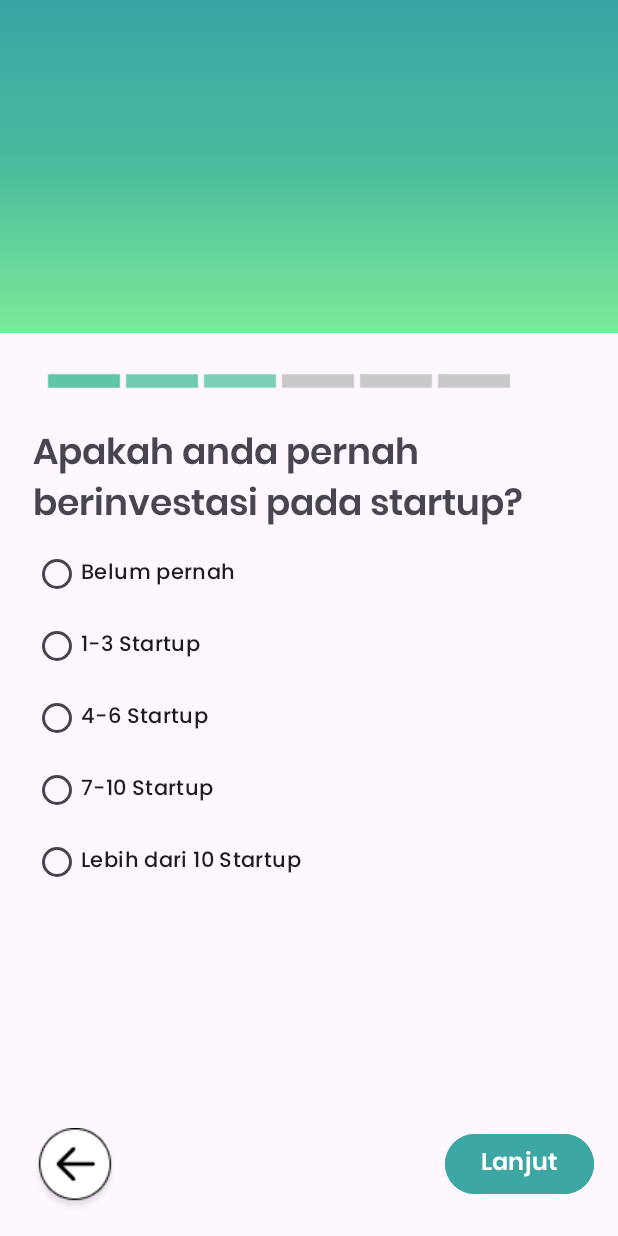
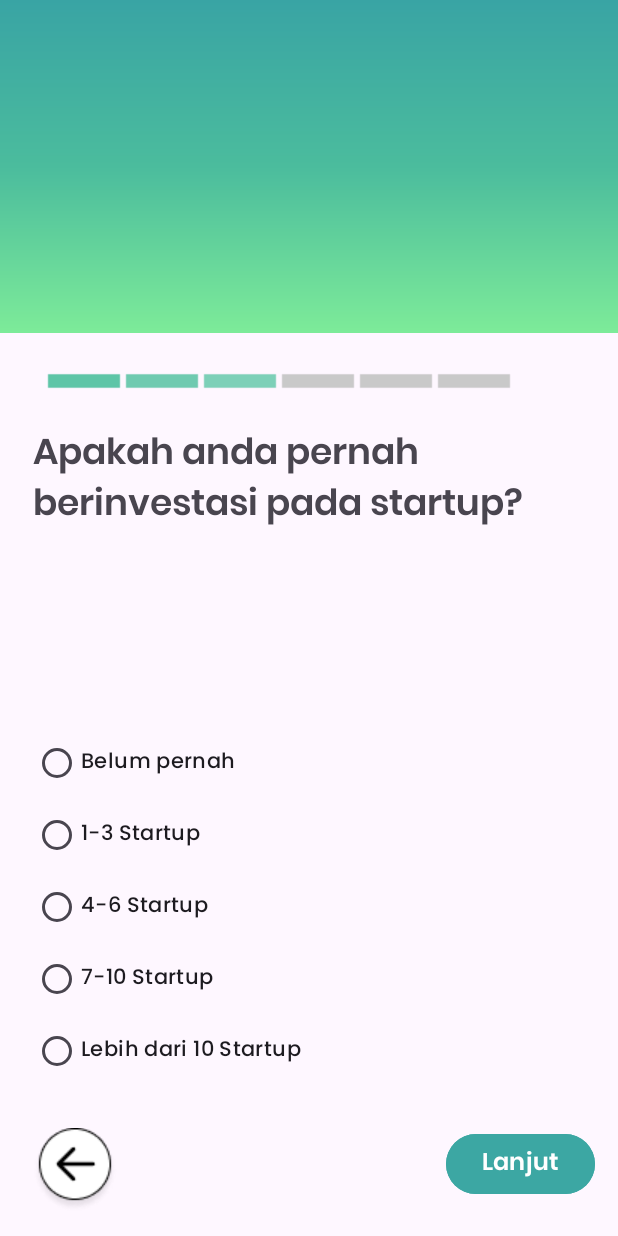
Before and after one commit to raihanghafar/FundUp, an Android app: the layout activity_investor_question3.xml on its own in the app's theme, with its tools: preview values and no code run, on a phone screen of 412 x 824 dp. Run offline under Robolectric (Android 15) with nearby library versions, the phone set to English and light mode, and no system bars.

Commit message:
Minor changes

```diff
--- a/app/src/main/res/layout/activity_investor_question3.xml
+++ b/app/src/main/res/layout/activity_investor_question3.xml
@@ -28,11 +28,12 @@
     <TextView
         android:id="@+id/questionTimes"
         android:layout_width="0dp"
-        android:layout_height="77dp"
+        android:layout_height="0dp"
         android:layout_marginTop="14dp"
         android:fontFamily="@font/poppins_semibold"
         android:text="Apakah anda pernah berinvestasi pada startup?"
         android:textSize="24sp"
+        app:layout_constraintBottom_toTopOf="@+id/radioGroup4"
         app:layout_constraintEnd_toEndOf="@+id/radioGroup4"
         app:layout_constraintStart_toStartOf="@+id/radioGroup4"
         app:layout_constraintTop_toBottomOf="@+id/progressBar3" />
@@ -40,13 +41,11 @@
     <RadioGroup
         android:id="@+id/radioGroup4"
         android:layout_width="0dp"
-        android:layout_height="0dp"
-        android:layout_marginTop="76dp"
-        android:layout_marginBottom="59dp"
-        app:layout_constraintBottom_toTopOf="@+id/previousButton"
+        android:layout_height="242dp"
+        android:layout_marginBottom="25dp"
+        app:layout_constraintBottom_toTopOf="@+id/nextButton"
         app:layout_constraintEnd_toEndOf="@+id/progressBar3"
-        app:layout_constraintStart_toStartOf="@+id/previousButton"
-        app:layout_constraintTop_toTopOf="@+id/questionTimes">
+        app:layout_constraintStart_toStartOf="@+id/previousButton">
 
         <RadioButton
             android:id="@+id/timesOption1"
@@ -94,7 +93,7 @@
         android:id="@+id/nextButton"
         android:layout_width="wrap_content"
         android:layout_height="wrap_content"
-        android:layout_marginEnd="16dp"
+        android:layout_marginEnd="15dp"
         android:layout_marginBottom="24dp"
         android:backgroundTint="#3CA7A3"
         android:fontFamily="@font/poppins_semibold"
```
Also changed, not shown: app/src/main/java/com/example/fundup/ProfileActivity.kt (renamed from app/src/main/java/com/example/fundup/HomeActivity.kt).
